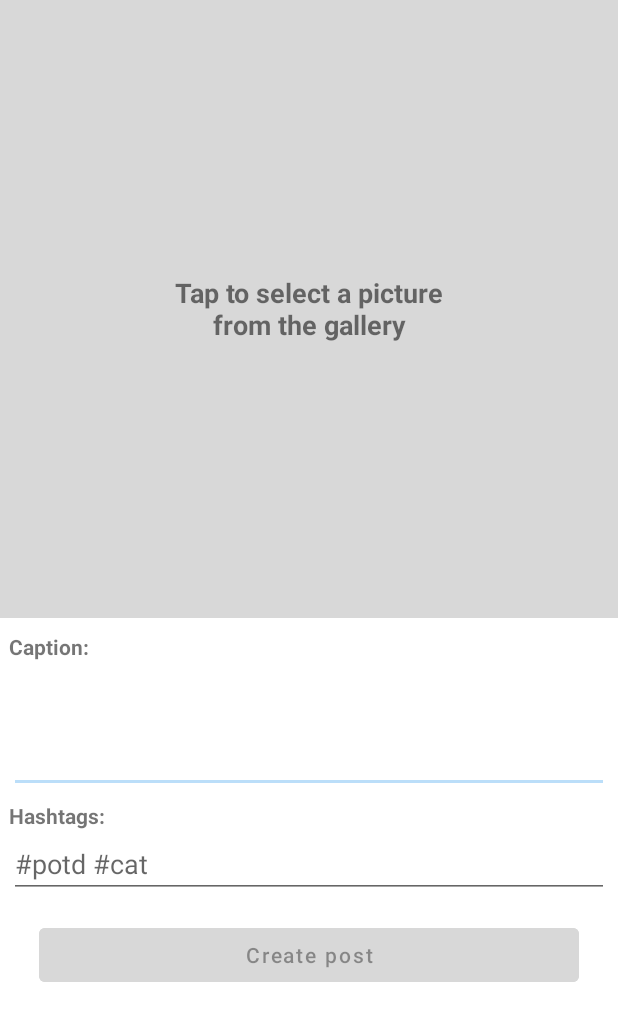
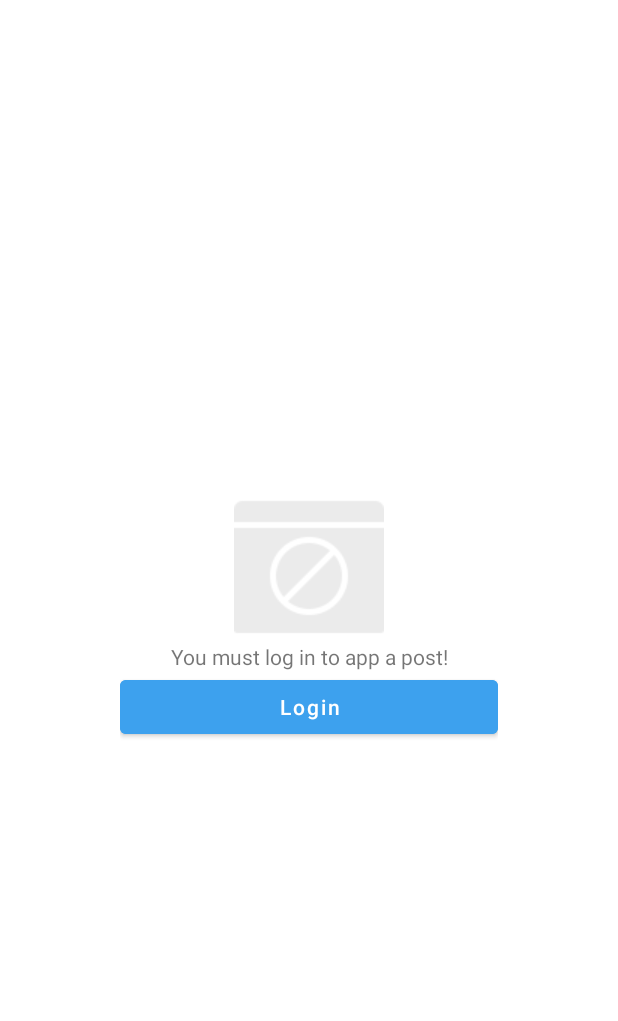
Before and after one commit to Garadholg/FakeInsta, an Android app: the fragment AddPostFragment shown on its own in the app's theme, on a phone screen of 412 x 824 dp. Shown: the top 1021 px of the screen. Run offline under Robolectric (Android 15) with nearby library versions, the phone set to English and light mode, and no system bars; our stand-ins replace Firebase (no records; nobody signed in at launch, a user with empty details on screens opened directly).

Commit message:
finished patterns

```diff
--- a/app/src/main/java/com/amaurov/fakeinsta/fragments/AddPostFragment.kt
+++ b/app/src/main/java/com/amaurov/fakeinsta/fragments/AddPostFragment.kt
@@ -12,6 +12,7 @@ import android.view.ViewGroup
 import androidx.activity.result.contract.ActivityResultContracts
 import androidx.appcompat.app.AppCompatActivity
 import androidx.fragment.app.Fragment
+import androidx.navigation.findNavController
 import com.amaurov.fakeinsta.R
 import com.amaurov.fakeinsta.dao.models.Post
 import com.amaurov.fakeinsta.dao.responses.FirebaseResponse
@@ -20,9 +21,13 @@ import com.amaurov.fakeinsta.utils.Auth
 import com.amaurov.fakeinsta.utils.GenericCallback
 import com.amaurov.fakeinsta.utils.toBase64String
 import com.amaurov.fakeinsta.viewmodels.PostViewModel
+import com.google.firebase.auth.FirebaseAuth
+import com.google.firebase.auth.ktx.auth
+import com.google.firebase.ktx.Firebase
 import java.time.LocalDateTime
 
 class AddPostFragment : Fragment() {
+    private lateinit var auth: FirebaseAuth
     private val postVM = PostViewModel()
 
     private var _binding: FragmentAddPostBinding? = null
@@ -38,6 +43,16 @@ class AddPostFragment : Fragment() {
 
     override fun onViewCreated(view: View, savedInstanceState: Bundle?) {
         super.onViewCreated(view, savedInstanceState)
+
+        auth = Firebase.auth
+        if (auth.currentUser != null && Auth.currentUser != null) {
+            binding.llNoUserLogged.visibility = View.GONE
+            binding.llAddPost.visibility = View.VISIBLE
+        } else {
+            binding.llAddPost.visibility = View.GONE
+            binding.llNoUserLogged.visibility = View.VISIBLE
+        }
+
         setupListeners()
     }
 
@@ -91,12 +106,11 @@ class AddPostFragment : Fragment() {
                 .picture(binding.ivNewPostPicture.drawable.toBase64String())
                 .caption(binding.etNewPostCaption.text.toString())
                 .hashtags(getHashtags())
-                .timeOfPosting(LocalDateTime.now())
                 .build()
 
             postVM.createPost(post, object: GenericCallback<Post> {
                 override fun onCallback(response: FirebaseResponse<Post>) {
-                    //ToDO("Shouldnt I go back to home or something? XD")
+                    view?.findNavController()?.navigate(R.id.homeFragment)
                     Log.i("POST", "Post created!")
                 }
             })
--- a/app/src/main/java/com/amaurov/fakeinsta/fragments/PostDetailsFragment.kt
+++ b/app/src/main/java/com/amaurov/fakeinsta/fragments/PostDetailsFragment.kt
@@ -15,6 +15,7 @@ import android.view.View
 import android.view.ViewGroup
 import android.widget.LinearLayout
 import android.widget.TextView
+import android.widget.Toast
 import androidx.fragment.app.Fragment
 import androidx.lifecycle.ViewModelProvider
 import androidx.navigation.findNavController
@@ -67,6 +68,7 @@ class PostDetailsFragment : Fragment() {
                 bitmapImg.compress(Bitmap.CompressFormat.PNG, 100, fos)
                 fos.flush()
                 fos.close()
+                Toast.makeText(this.context, "Picture downloaded", Toast.LENGTH_SHORT).show()
             } catch (e: Exception) {
                 //val msg = e.message
             }
--- a/app/src/main/res/layout/fragment_add_post.xml
+++ b/app/src/main/res/layout/fragment_add_post.xml
@@ -9,8 +9,50 @@
 
     <LinearLayout
         android:layout_width="match_parent"
+        android:layout_height="match_parent"
+        android:orientation="vertical"
+        android:layout_gravity="center"
+        tools:ignore="ScrollViewSize">
+
+        <LinearLayout
+            android:id="@+id/llNoUserLogged"
+            android:layout_width="match_parent"
+            android:layout_height="match_parent"
+            android:paddingHorizontal="80dp"
+            android:orientation="vertical"
+            android:gravity="center">
+
+            <ImageView
+                android:layout_width="wrap_content"
                 android:layout_height="wrap_content"
-        android:orientation="vertical">
+                android:maxWidth="200dp"
+                android:maxHeight="200dp"
+                android:scaleType="fitXY"
+                android:src="@drawable/no_access" />
+
+            <TextView
+                android:layout_width="match_parent"
+                android:layout_height="wrap_content"
+                android:text="You must log in to app a post!"
+                android:gravity="center"
+                />
+
+            <Button
+                android:id="@+id/btnProfileLogin"
+                android:layout_width="match_parent"
+                android:layout_height="wrap_content"
+                android:text="Login"
+                android:textAllCaps="false"
+                android:backgroundTint="@color/bright_blue" />
+
+        </LinearLayout>
+
+        <LinearLayout
+            android:id="@+id/llAddPost"
+            android:layout_width="match_parent"
+            android:layout_height="wrap_content"
+            android:orientation="vertical"
+            android:visibility="gone">
 
 
             <androidx.constraintlayout.widget.ConstraintLayout
@@ -37,7 +79,7 @@
                     android:layout_height="0dp"
                     android:adjustViewBounds="true"
                     android:contentDescription="Post picture"
-                android:scaleType="fitXY"
+                    android:scaleType="fitCenter"
                     android:src="@drawable/cat_image"
                     android:visibility="gone"
                     app:layout_constraintDimensionRatio="H,1:1"
@@ -97,4 +139,6 @@
             </LinearLayout>
 
         </LinearLayout>
+
+    </LinearLayout>
 </ScrollView>
--- a/app/src/main/res/layout/fragment_edit_post.xml
+++ b/app/src/main/res/layout/fragment_edit_post.xml
@@ -23,7 +23,7 @@
                 android:layout_height="0dp"
                 android:adjustViewBounds="true"
                 android:contentDescription="Post picture"
-                android:scaleType="fitXY"
+                android:scaleType="fitCenter"
                 app:layout_constraintDimensionRatio="H,1:1"
                 app:layout_constraintLeft_toLeftOf="parent"
                 app:layout_constraintRight_toRightOf="parent"
--- a/app/src/main/res/layout/post_item.xml
+++ b/app/src/main/res/layout/post_item.xml
@@ -43,7 +43,7 @@
             app:layout_constraintRight_toRightOf="parent"
             app:layout_constraintLeft_toLeftOf="parent"
             app:layout_constraintTop_toTopOf="parent"
-            android:scaleType="fitXY"
+            android:scaleType="fitCenter"
             android:adjustViewBounds="true"
             android:contentDescription="Post picture" />
 
--- a/app/src/main/res/layout/post_thumbnail.xml
+++ b/app/src/main/res/layout/post_thumbnail.xml
@@ -12,7 +12,7 @@
         app:layout_constraintRight_toRightOf="parent"
         app:layout_constraintLeft_toLeftOf="parent"
         app:layout_constraintTop_toTopOf="parent"
-        android:scaleType="fitXY"
+        android:scaleType="fitCenter"
         android:adjustViewBounds="true"
         android:src="@drawable/cat_image"
         android:contentDescription="Post picture" />
```
Also changed, not shown: app/src/main/java/com/amaurov/fakeinsta/dao/models/Post.kt (+4 -6 lines), app/src/main/java/com/amaurov/fakeinsta/fragments/EditPostFragment.kt (+4 -3 lines). Lines whose indentation alone changed are shown as unchanged.
